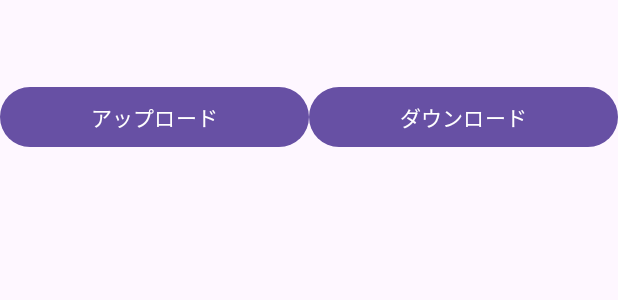
After one commit to hide0119/GambareRentaro, an Android app built with Jetpack Compose: the layout activity_aws.xml on its own in the app's theme, with its tools: preview values and no code run, on a phone screen of 412 x 824 dp. The commit adds this screen. Shown: the top 300 px of the screen. Run offline under Robolectric (Android 15) with nearby library versions, the phone set to English and light mode, and no system bars.

Commit message:
ランクページを作成。 アップロード機能を作成。

```diff
--- a/app/build.gradle.kts
+++ b/app/build.gradle.kts
@@ -108,4 +108,9 @@ dependencies {
     implementation("org.jetbrains.kotlin:kotlin-stdlib-jdk8:1.8.21")
 
     implementation("com.google.ai.client.generativeai:generativeai:0.1.2")
+
+    implementation("com.amazonaws:aws-android-sdk-s3:2.36.+")
+    implementation("com.amazonaws:aws-android-sdk-mobile-client:2.36.+")
+    //implementation("com.amazonaws:aws-android-sdk-cognito-identity-provider:2.36.+")
+    implementation("com.google.code.gson:gson:2.10")
 }
--- /dev/null
+++ b/app/src/main/res/layout/activity_aws.xml
@@ -0,0 +1,57 @@
+<?xml version="1.0" encoding="utf-8"?>
+<androidx.constraintlayout.widget.ConstraintLayout
+    xmlns:android="http://schemas.android.com/apk/res/android"
+    xmlns:app="http://schemas.android.com/apk/res-auto"
+    xmlns:tools="http://schemas.android.com/tools"
+    android:layout_width="match_parent"
+    android:layout_height="match_parent"
+    tools:context=".AwsActivity">
+
+    <TextView
+        android:id="@+id/user_name_text_view"
+        android:layout_width="wrap_content"
+        android:layout_height="wrap_content"
+        android:textSize="16sp"
+        android:gravity="center"
+        app:layout_constraintTop_toTopOf="parent"
+        app:layout_constraintStart_toStartOf="parent"
+        app:layout_constraintEnd_toEndOf="parent"
+        android:layout_marginTop="16dp" />
+
+    <LinearLayout
+        android:id="@+id/button_layout"
+        android:layout_width="0dp"
+        android:layout_height="wrap_content"
+        android:orientation="horizontal"
+        android:gravity="center"
+        app:layout_constraintTop_toBottomOf="@id/user_name_text_view"
+        app:layout_constraintStart_toStartOf="parent"
+        app:layout_constraintEnd_toEndOf="parent"
+        android:layout_marginTop="16dp">
+
+        <Button
+            android:id="@+id/upload_button"
+            android:layout_width="0dp"
+            android:layout_height="wrap_content"
+            android:layout_weight="1"
+            android:text="アップロード" />
+
+        <Button
+            android:id="@+id/download_button"
+            android:layout_width="0dp"
+            android:layout_height="wrap_content"
+            android:layout_weight="1"
+            android:text="ダウンロード" />
+
+    </LinearLayout>
+
+    <TextView
+        android:id="@+id/score_text_view"
+        android:layout_width="380dp"
+        android:layout_height="365dp"
+        android:layout_margin="16dp"
+        app:layout_constraintEnd_toEndOf="parent"
+        app:layout_constraintStart_toStartOf="parent"
+        app:layout_constraintTop_toBottomOf="@id/button_layout" />
+
+</androidx.constraintlayout.widget.ConstraintLayout>
--- a/app/src/main/res/values/strings.xml
+++ b/app/src/main/res/values/strings.xml
@@ -3,4 +3,5 @@
     <string name="title_activity_result">ResultActivity</string>
     <string name="title_activity_menu">MenuActivity</string>
     <string name="title_activity_score">ScoreActivity</string>
+    <string name="title_activity_aws">AwsActivity</string>
 </resources>
```
Also changed, not shown: app/src/main/AndroidManifest.xml (+6 -1 lines), app/src/main/java/com/example/gambarerentaro/AwsActivity.kt (added, +174 -0 lines), app/src/main/java/com/example/gambarerentaro/MenuActivity.kt (+10 -0 lines), app/src/main/res/layout/activity_menu.xml (+22 -7 lines).
